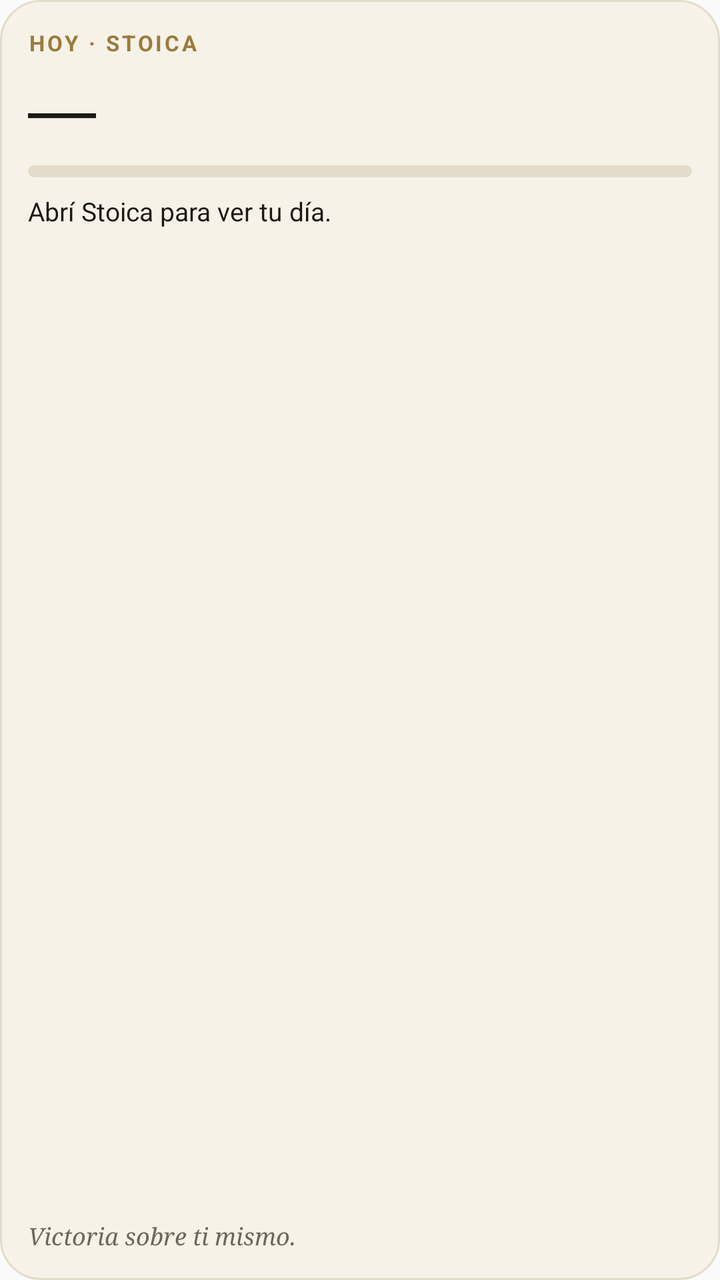
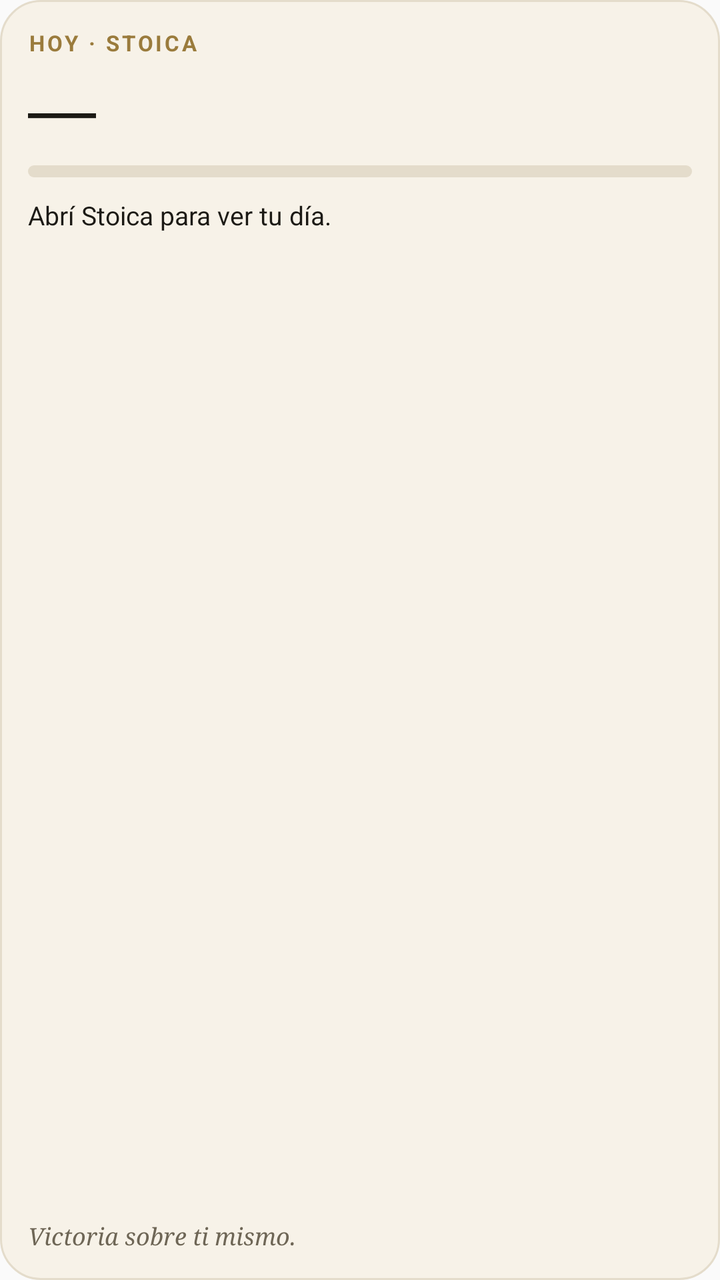

Compare the two renders of this Android layout. The source of the first and the diff that turns it into the second are given below.
<!-- AndroidManifest.xml: application theme AppTheme -->
<!-- res/layout/widget_hoy.xml -->
<?xml version="1.0" encoding="utf-8"?>
<LinearLayout xmlns:android="http://schemas.android.com/apk/res/android"
    android:id="@+id/widget_raiz"
    android:layout_width="match_parent"
    android:layout_height="match_parent"
    android:background="@drawable/widget_fondo"
    android:orientation="vertical"
    android:padding="14dp">

    <TextView
        android:id="@+id/w_titulo"
        android:layout_width="wrap_content"
        android:layout_height="wrap_content"
        android:letterSpacing="0.12"
        android:text="@string/widget_titulo"
        android:textColor="@color/widget_dorado"
        android:textSize="11sp"
        android:textStyle="bold" />

    <LinearLayout
        android:layout_width="match_parent"
        android:layout_height="wrap_content"
        android:layout_marginTop="2dp"
        android:gravity="bottom"
        android:orientation="horizontal">

        <TextView
            android:id="@+id/w_numero"
            android:layout_width="wrap_content"
            android:layout_height="wrap_content"
            android:fontFamily="serif"
            android:text="—"
            android:textColor="@color/widget_texto"
            android:textSize="34sp"
            android:textStyle="bold" />

        <TextView
            android:id="@+id/w_detalle"
            android:layout_width="wrap_content"
            android:layout_height="wrap_content"
            android:layout_marginStart="6dp"
            android:layout_marginBottom="5dp"
            android:textColor="@color/widget_suave"
            android:textSize="13sp" />
    </LinearLayout>

    <ProgressBar
        android:id="@+id/w_barra"
        style="?android:attr/progressBarStyleHorizontal"
        android:layout_width="match_parent"
        android:layout_height="6dp"
        android:layout_marginTop="6dp"
        android:max="100"
        android:progress="0"
        android:progressDrawable="@drawable/widget_barra" />

    <TextView
        android:id="@+id/w_texto"
        android:layout_width="match_parent"
        android:layout_height="wrap_content"
        android:layout_marginTop="8dp"
        android:ellipsize="end"
        android:maxLines="4"
        android:text="@string/widget_abrir"
        android:textColor="@color/widget_texto"
        android:textSize="13sp" />

    
    <FrameLayout
        android:layout_width="match_parent"
        android:layout_height="0dp"
        android:layout_weight="1" />

    <TextView
        android:id="@+id/w_frase"
        android:layout_width="match_parent"
        android:layout_height="wrap_content"
        android:layout_marginTop="6dp"
        android:ellipsize="end"
        android:fontFamily="serif"
        android:maxLines="2"
        android:text="Victoria sobre ti mismo."
        android:textColor="@color/widget_suave"
        android:textSize="12sp"
        android:textStyle="italic" />
</LinearLayout>
<!-- resources referenced by this layout -->
<resources>
  <color name="widget_dorado">#9A7B3C</color>
  <color name="widget_suave">#6E6656</color>
  <color name="widget_texto">#1C1A15</color>
  <!-- drawable widget_barra (drawable) -->
  <?xml version="1.0" encoding="utf-8"?>
  <layer-list xmlns:android="http://schemas.android.com/apk/res/android">
      <item android:id="@android:id/background">
          <shape>
              <corners android:radius="3dp" />
              <solid android:color="@color/widget_borde" />
          </shape>
      </item>
      <item android:id="@android:id/progress">
          <clip>
              <shape>
                  <corners android:radius="3dp" />
                  <solid android:color="@color/widget_verde" />
              </shape>
          </clip>
      </item>
  </layer-list>
  <!-- drawable widget_fondo (drawable) -->
  <?xml version="1.0" encoding="utf-8"?>
  <shape xmlns:android="http://schemas.android.com/apk/res/android" android:shape="rectangle">
      <solid android:color="@color/widget_fondo" />
      <corners android:radius="20dp" />
      <stroke android:width="1dp" android:color="@color/widget_borde" />
  </shape>
  <string name="widget_abrir">Abrí Stoica para ver tu día.</string>
  <string name="widget_titulo">HOY · STOICA</string>
  <style name="AppTheme" parent="Theme.AppCompat.Light.DarkActionBar">
          
          <item name="colorPrimary">@color/colorPrimary</item>
          <item name="colorPrimaryDark">@color/colorPrimaryDark</item>
          <item name="colorAccent">@color/colorAccent</item>
      </style>
  <color name="widget_borde">#E4DCCB</color>
  <color name="widget_verde">#4E7A3F</color>
  <color name="widget_fondo">#F7F2E8</color>
</resources>

<!-- the commit's change to res/layout/widget_hoy.xml (unified diff, before → after) -->
@@ -54,22 +54,104 @@
         android:progress="0"
         android:progressDrawable="@drawable/widget_barra" />
 
-    <TextView
-        android:id="@+id/w_texto"
-        android:layout_width="match_parent"
-        android:layout_height="wrap_content"
-        android:layout_marginTop="8dp"
-        android:ellipsize="end"
-        android:maxLines="4"
-        android:text="@string/widget_abrir"
-        android:textColor="@color/widget_texto"
-        android:textSize="13sp" />
-
     
-    <FrameLayout
+    <LinearLayout
+        android:id="@+id/w_lineas"
         android:layout_width="match_parent"
         android:layout_height="0dp"
-        android:layout_weight="1" />
+        android:layout_marginTop="4dp"
+        android:layout_weight="1"
+        android:orientation="vertical">
+
+        <TextView
+            android:id="@+id/w_texto"
+            android:layout_width="match_parent"
+            android:layout_height="wrap_content"
+            android:layout_marginTop="6dp"
+            android:ellipsize="end"
+            android:maxLines="3"
+            android:text="@string/widget_abrir"
+            android:textColor="@color/widget_texto"
+            android:textSize="13sp" />
+
+        <TextView
+            android:id="@+id/w_l0"
+            android:layout_width="match_parent"
+            android:layout_height="0dp"
+            android:layout_weight="1"
+            android:ellipsize="end"
+            android:gravity="center_vertical"
+            android:maxLines="1"
+            android:maxHeight="34dp"
+            android:textColor="@color/widget_texto"
+            android:textSize="14sp"
+            android:visibility="gone" />
+
+        <TextView
+            android:id="@+id/w_l1"
+            android:layout_width="match_parent"
+            android:layout_height="0dp"
+            android:layout_weight="1"
+            android:ellipsize="end"
+            android:gravity="center_vertical"
+            android:maxLines="1"
+            android:maxHeight="34dp"
+            android:textColor="@color/widget_texto"
+            android:textSize="14sp"
+            android:visibility="gone" />
+
+        <TextView
+            android:id="@+id/w_l2"
+            android:layout_width="match_parent"
+            android:layout_height="0dp"
+            android:layout_weight="1"
+            android:ellipsize="end"
+            android:gravity="center_vertical"
+            android:maxLines="1"
+            android:maxHeight="34dp"
+            android:textColor="@color/widget_texto"
+            android:textSize="14sp"
+            android:visibility="gone" />
+
+        <TextView
+            android:id="@+id/w_l3"
+            android:layout_width="match_parent"
+            android:layout_height="0dp"
+            android:layout_weight="1"
+            android:ellipsize="end"
+            android:gravity="center_vertical"
+            android:maxLines="1"
+            android:maxHeight="34dp"
+            android:textColor="@color/widget_texto"
+            android:textSize="14sp"
+            android:visibility="gone" />
+
+        <TextView
+            android:id="@+id/w_l4"
+            android:layout_width="match_parent"
+            android:layout_height="0dp"
+            android:layout_weight="1"
+            android:ellipsize="end"
+            android:gravity="center_vertical"
+            android:maxLines="1"
+            android:maxHeight="34dp"
+            android:textColor="@color/widget_texto"
+            android:textSize="14sp"
+            android:visibility="gone" />
+
+        <TextView
+            android:id="@+id/w_l5"
+            android:layout_width="match_parent"
+            android:layout_height="0dp"
+            android:layout_weight="1"
+            android:ellipsize="end"
+            android:gravity="center_vertical"
+            android:maxLines="1"
+            android:maxHeight="34dp"
+            android:textColor="@color/widget_texto"
+            android:textSize="14sp"
+            android:visibility="gone" />
+    </LinearLayout>
 
     <TextView
         android:id="@+id/w_frase"
